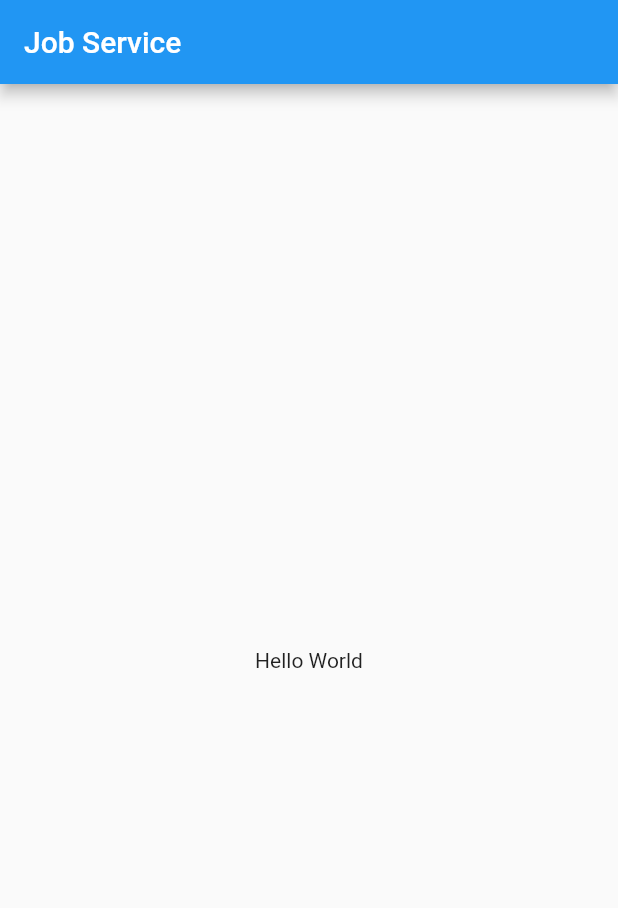
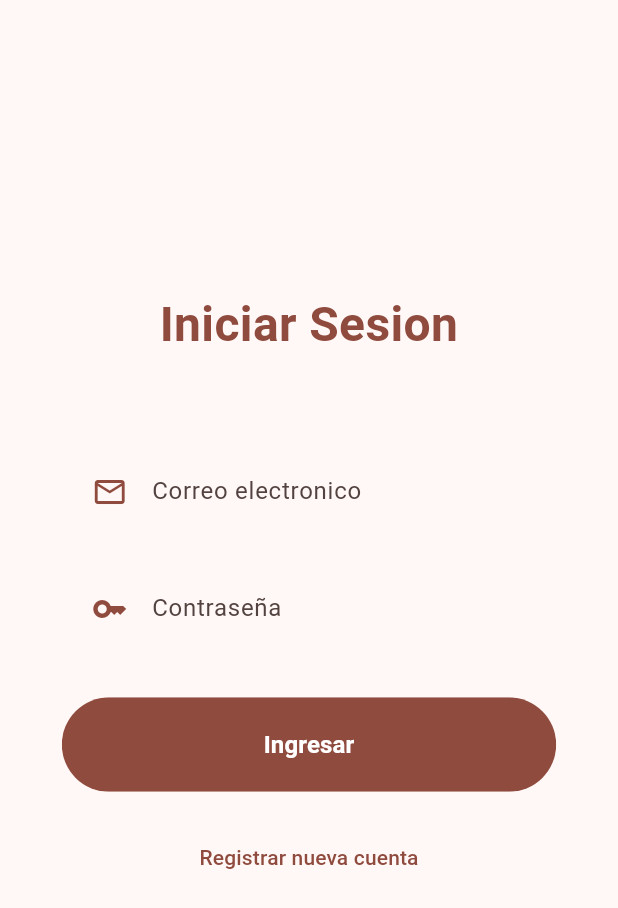
Before and after one commit to carlosribera/job_service, a Flutter app: the screen it shows after launch, on a phone screen of 412 x 824 dp. Shown: the top 908 px of the screen. Run offline on Flutter 3.47's test engine with Material 2 defaults, Android fonts, the phone set to English and light mode, and no system bars.

Commit message:
Login y Register terminado sin conexion a Firebase

```diff
--- /dev/null
+++ b/lib/app_config.dart
@@ -0,0 +1,42 @@
+import 'package:flutter/material.dart';
+
+import 'screens/screens.dart';
+
+class AppConfig{
+  static String initialRoute = 'login';
+
+  static routes() {
+    return{
+      'login':(context) =>const LoginScreen(),
+      'register':(context) =>const RegisterScreen(),
+      'home':(context) =>const HomeScreen(),
+    };
+  }
+}
+
+// const Color _customColor = Color(0xFF49149F);
+const Color _customColor = Color(0x00e23722);
+const List<Color> _colorThemes = [
+  _customColor,
+  Colors.blue,
+  Colors.teal,
+  Colors.green,
+  Colors.yellow,
+  Colors.orange,
+];
+
+class AppTheme {
+  final int selectedColor;
+
+  AppTheme({this.selectedColor = 0})
+      : assert(selectedColor >= 0 && selectedColor <= _colorThemes.length - 1,
+            'Colors must be between 0 and ${_colorThemes.length}');
+
+  ThemeData theme() {
+    return ThemeData(
+      useMaterial3: true,
+      colorSchemeSeed: _colorThemes[selectedColor],
+      // brightness: Brightness.dark,
+    );
+  }
+}
--- a/lib/main.dart
+++ b/lib/main.dart
@@ -1,22 +1,36 @@
 import 'package:flutter/material.dart';
+import 'package:job_service/app_config.dart';
+import 'package:provider/provider.dart';
 
-void main() => runApp(const MyApp());
+import 'providers/providers.dart';
 
+void main() => runApp(const AppState());
+
+class AppState extends StatelessWidget {
+  const AppState({super.key});
+
+  @override
+  Widget build(BuildContext context) {
+    return MultiProvider(
+      providers: [
+      ChangeNotifierProvider(create: (_)=>LoginProvider()),
+      ChangeNotifierProvider(create: (_)=>RegisterProvider()),
+      ChangeNotifierProvider(create: (_)=>UserProvider()),
+    ],
+      child: const MyApp());
+  }
+}
 class MyApp extends StatelessWidget {
   const MyApp({super.key});
 
   @override
   Widget build(BuildContext context) {
     return MaterialApp(
+      debugShowCheckedModeBanner: false,
       title: 'Material App',
-      home: Scaffold(
-        appBar: AppBar(
-          title: const Text('Job Service'),
-        ),
-        body: const Center(
-          child: Text('Hello World'),
-        ),
-      ),
+      theme: AppTheme(selectedColor: 0).theme(),
+      initialRoute: AppConfig.initialRoute,
+      routes: AppConfig.routes(),
     );
   }
 }
--- /dev/null
+++ b/lib/models/user.dart
@@ -0,0 +1,54 @@
+// To parse this JSON data, do
+//
+//     final user = userFromJson(jsonString);
+
+import 'dart:convert';
+
+User userFromJson(String str) => User.fromJson(json.decode(str));
+
+String userToJson(User data) => json.encode(data.toJson());
+
+class User {
+  String? kind;
+  String? idToken;
+  String? email;
+  String? refreshToken;
+  String? expiresIn;
+  String? localId;
+  String? name;
+  String? lastname;
+  String? image;
+
+  User({
+    this.kind,
+    this.idToken,
+    this.email,
+    this.refreshToken,
+    this.expiresIn,
+    this.localId,
+  });
+
+  setUserData(Map<String, dynamic> json) {
+    name = json['name'];
+    lastname = json['lastname'];
+    image = json['image'];
+  }
+
+  factory User.fromJson(Map<String, dynamic> json) => User(
+        kind: json["kind"],
+        idToken: json["idToken"],
+        email: json["email"],
+        refreshToken: json["refreshToken"],
+        expiresIn: json["expiresIn"],
+        localId: json["localId"],
+      );
+
+  Map<String, dynamic> toJson() => {
+        "kind": kind,
+        "idToken": idToken,
+        "email": email,
+        "refreshToken": refreshToken,
+        "expiresIn": expiresIn,
+        "localId": localId,
+      };
+}
--- /dev/null
+++ b/lib/providers/providers.dart
@@ -0,0 +1,3 @@
+export 'package:job_service/providers/login_provider.dart';
+export 'package:job_service/providers/register_provider.dart';
+export 'package:job_service/providers/user_provider.dart';
--- /dev/null
+++ b/lib/providers/user_provider.dart
@@ -0,0 +1,12 @@
+import 'package:flutter/material.dart';
+
+import '../models/user.dart';
+
+class UserProvider extends ChangeNotifier{
+  User user = User();
+
+  setUser(User _user){
+    user = _user;
+    notifyListeners();
+  }
+}
--- /dev/null
+++ b/lib/screens/login_screen.dart
@@ -0,0 +1,106 @@
+import 'package:flutter/material.dart';
+import 'package:job_service/widgets/rounded_button.dart';
+import 'package:job_service/widgets/rounded_input_field.dart';
+import 'package:provider/provider.dart';
+
+import '../providers/providers.dart';
+import '../widgets/widgets.dart';
+
+class LoginScreen extends StatefulWidget {
+  const LoginScreen({super.key});
+
+  @override
+  State<LoginScreen> createState() => _LoginScreenState();
+}
+
+class _LoginScreenState extends State<LoginScreen> {
+  var formKey = GlobalKey<FormState>();
+  Map<String, String> formData = {'email': '', 'password': ''};
+  LoginProvider loginProvider = LoginProvider();
+  UserProvider userProvider = UserProvider();
+
+  @override
+  Widget build(BuildContext context) {
+    // final colors = Theme.of(context).colorScheme;
+    Size size = MediaQuery.of(context).size;
+
+    loginProvider = Provider.of<LoginProvider>(context);
+    userProvider = Provider.of<UserProvider>(context);
+
+    return Scaffold(
+      body: SizedBox(
+        width: double.infinity,
+        // color: colors.primary,
+        child: Form(
+          key: formKey,
+          child: Column(
+            mainAxisAlignment: MainAxisAlignment.center,
+            children: [
+              const AppTitle('Iniciar Sesion'),
+              SizedBox(height: size.height * 0.03),
+              const SizedBox(height: 25),
+              RoundedInputField(
+                'email',
+                'Correo electronico',
+                formData: formData,
+                icon: Icons.email_outlined,
+                validator: (value) {
+                  if (value!.length < 3) {
+                    return 'Correo electronico no valida.';
+                  }
+                  return null;
+                },
+              ),
+              RoundedInputField(
+                'password',
+                'Contraseña',
+                formData: formData,
+                icon: Icons.key_outlined,
+                obscureText: true,
+                validator: (value) {
+                  if (value!.length < 3) {
+                    return 'Contraseña no valida.';
+                  }
+                  return null;
+                },
+              ),
+              RoundedButton('Ingresar', press: formLogin),
+              TextButton(
+                  onPressed: () {
+                    Navigator.pushNamed(context, 'register');
+                  },
+                  child: const Text(
+                    'Registrar nueva cuenta',
+                    // style: TextStyle(color: Colors.white),
+                  )),
+              const SizedBox(height: 35),
+            ],
+          ),
+        ),
+      ),
+    );
+  }
+
+  formLogin() async {
+    if (formKey.currentState!.validate()) {
+      var usuario = await loginProvider.loginUsuario(formData);
+      if (usuario != null) {
+        userProvider.setUser(usuario);
+        // ignore: use_build_context_synchronously
+        AppDialogs.showDialog2(context, 'Usuario Autenticado!', [
+          TextButton(
+              onPressed: () {
+                Navigator.pop(context);
+                Navigator.pushReplacementNamed(context, 'home');
+              },
+              child: const Text('Ok'))
+        ]);
+      } else {
+        // ignore: use_build_context_synchronously
+        AppDialogs.showDialog1(context, 'No se pudo iniciar sesion.');
+      }
+    } else {
+      AppDialogs.showDialog1(context, 'No se ha podido validar');
+    }
+  }
+}
--- /dev/null
+++ b/lib/screens/screens.dart
@@ -0,0 +1,3 @@
+export 'package:job_service/screens/login_screen.dart';
+export 'package:job_service/screens/register_screen.dart';
+export 'package:job_service/screens/home_screen.dart';
--- /dev/null
+++ b/lib/widgets/app_title.dart
@@ -0,0 +1,22 @@
+import 'package:flutter/material.dart';
+
+class AppTitle extends StatelessWidget {
+  final String title;
+
+  const AppTitle(
+    this.title, {
+    super.key,
+  });
+
+  @override
+  Widget build(BuildContext context) {
+    final colors = Theme.of(context).colorScheme;
+    return Text(title,
+        textAlign: TextAlign.center,
+        style: TextStyle(
+          color: colors.primary,
+          fontWeight: FontWeight.bold,
+          fontSize: 32,
+        ));
+  }
+}
--- /dev/null
+++ b/lib/widgets/rounded_button.dart
@@ -0,0 +1,43 @@
+import 'package:flutter/material.dart';
+
+class RoundedButton extends StatelessWidget {
+  final String text;
+  final VoidCallback press;
+  final Color textColor;
+  const RoundedButton(
+    this.text,
+    {
+    required this.press,
+    this.textColor = Colors.white,
+    super.key,
+  });
+
+  @override
+  Widget build(BuildContext context) {
+    final colors = Theme.of(context).colorScheme;
+    Size size = MediaQuery.of(context).size;
+    return Container(
+      margin: const EdgeInsets.symmetric(vertical: 20),
+      width: size.width * 0.8,
+      child: ClipRRect(
+        borderRadius:BorderRadius.circular(29),
+        // child: FlatButton(
+        child: TextButton(
+          style: TextButton.styleFrom(
+            backgroundColor: colors.primary,
+            padding: const EdgeInsets.symmetric(vertical: 20, horizontal: 40),
+          ),
+          onPressed: press,
+          child: Text(
+            text,
+            style: TextStyle(
+              color: textColor,
+              fontSize: 16.0,
+              fontWeight: FontWeight.bold,
+            ),
+          )
+        ),
+      ),
+    );
+  }
+}
--- /dev/null
+++ b/lib/widgets/rounded_input_field.dart
@@ -0,0 +1,50 @@
+import 'package:flutter/material.dart';
+
+class RoundedInputField extends StatelessWidget {
+  final String name;
+  final String label;
+  final IconData? icon;
+  final bool obscureText;
+  final String? Function(String?)? validator;
+
+  const RoundedInputField(
+    this.name,
+    this.label, {
+    super.key,
+    this.icon,
+    this.validator,
+    this.obscureText = false,
+    required this.formData,
+  });
+
+  final Map<String, String> formData;
+
+  @override
+  Widget build(BuildContext context) {
+    final colors = Theme.of(context).colorScheme;
+
+    Size size = MediaQuery.of(context).size;
+    return Container(
+      margin: const EdgeInsets.symmetric(vertical: 10),
+      padding: const EdgeInsets.symmetric(horizontal: 20, vertical: 5),
+      width: size.width * 0.8,
+
+      decoration: BoxDecoration(
+        color: Colors.transparent,
+        borderRadius: BorderRadius.circular(29)
+      ),
+      child: TextFormField(
+        onChanged: (value) {
+          formData[name] = value;
+        },
+        obscureText: obscureText,
+        validator: validator,
+        decoration: InputDecoration(
+          icon: Icon(icon, color: colors.primary),
+          hintText: label,
+          border: InputBorder.none,
+        ),
+      ),
+    );
+  }
+}
--- /dev/null
+++ b/lib/widgets/widgets.dart
@@ -0,0 +1,3 @@
+export 'package:job_service/widgets/app_title.dart';
+
+export 'package:job_service/widgets/app_dialogs.dart';
```
Also changed, not shown: lib/providers/login_provider.dart (added, +33 -0 lines), lib/providers/register_provider.dart (added, +36 -0 lines), lib/screens/home_screen.dart (added, +28 -0 lines), lib/screens/register_screen.dart (added, +119 -0 lines), lib/widgets/app_dialogs.dart (added, +20 -0 lines).
